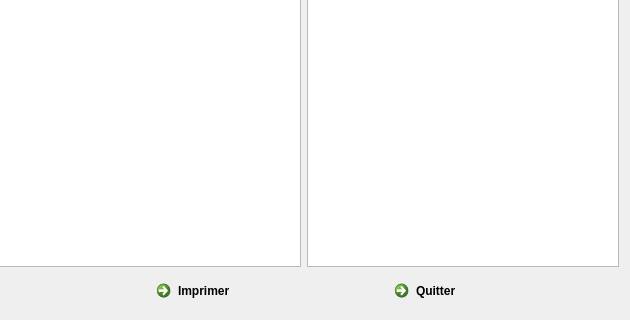
First picture: the form in f_imprimerfichecompletejeu.ui, repository nivhg/ludopen, before the edit; both pictures show x 339 to 969 and y 526 to 846 of the 969 by 846 pixel window.
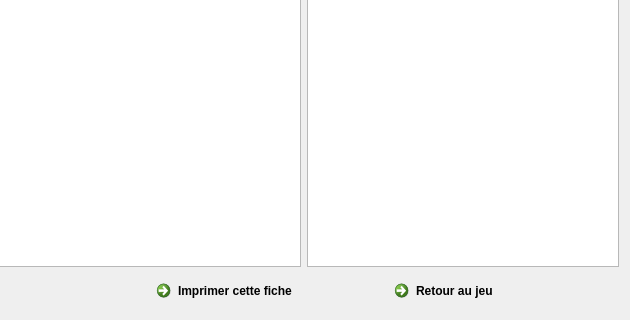
Second picture: the form after the edit. Icons and pictures are not drawn.

The edit to the form file:
```diff
--- a/f_imprimerfichecompletejeu.ui
+++ b/f_imprimerfichecompletejeu.ui
@@ -331,14 +331,22 @@
      <item>
       <widget class="QCommandLinkButton" name="Bt_Imprimer">
        <property name="text">
-        <string>Imprimer</string>
+        <string>Imprimer cette fiche</string>
+       </property>
+       <property name="icon">
+        <iconset resource="ImagesIcones.qrc">
+         <normaloff>:/Valider.png</normaloff>:/Valider.png</iconset>
        </property>
       </widget>
      </item>
      <item>
       <widget class="QCommandLinkButton" name="Bt_Quitter">
        <property name="text">
-        <string>Quitter</string>
+        <string>Retour au jeu</string>
+       </property>
+       <property name="icon">
+        <iconset resource="ImagesIcones.qrc">
+         <normaloff>:/Annuler.png</normaloff>:/Annuler.png</iconset>
        </property>
       </widget>
      </item>
```
Left out of the diff: 6 changed lines with no effect on the pictures.
